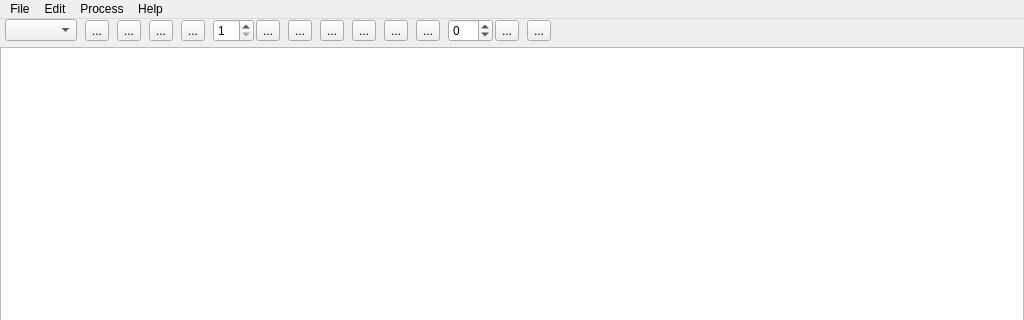
First picture: the form in scripts/Interface/ui/drill/main/main.ui, repository mantidproject/mantid, before the edit; both pictures show x 0 to 1024 and y 0 to 320 of the 1024 by 768 pixel window.
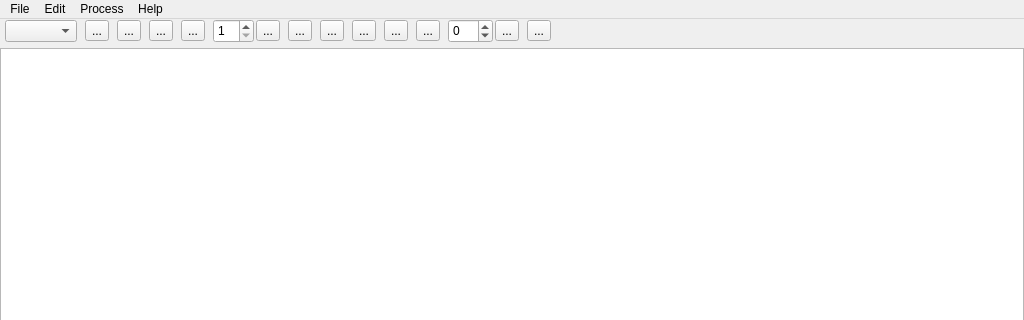
Second picture: the form after the edit. Icons and pictures are not drawn. Custom widgets are drawn as their Qt base class.

Commit message:
[DRILL] fixed size for the spinbox height
To fit with the buttons size, the spinbox have now a fixed height.

The edit to the form file:
```diff
--- a/scripts/Interface/ui/drill/main/main.ui
+++ b/scripts/Interface/ui/drill/main/main.ui
@@ -110,6 +110,18 @@
         </property>
         <item>
          <widget class="QSpinBox" name="nrows">
+          <property name="minimumSize">
+           <size>
+            <width>0</width>
+            <height>24</height>
+           </size>
+          </property>
+          <property name="maximumSize">
+           <size>
+            <width>16777215</width>
+            <height>24</height>
+           </size>
+          </property>
           <property name="toolTip">
            <string>Number of row</string>
           </property>
@@ -211,6 +223,18 @@
         </property>
         <item>
          <widget class="QSpinBox" name="increment">
+          <property name="minimumSize">
+           <size>
+            <width>0</width>
+            <height>24</height>
+           </size>
+          </property>
+          <property name="maximumSize">
+           <size>
+            <width>16777215</width>
+            <height>24</height>
+           </size>
+          </property>
           <property name="toolTip">
            <string>Increment value</string>
           </property>
```
